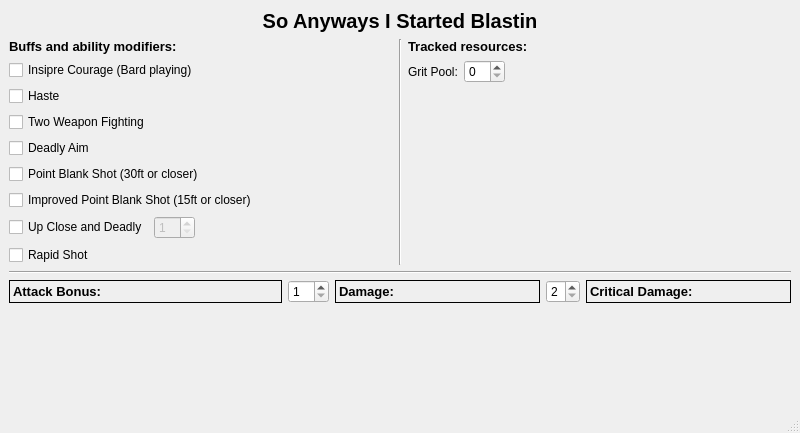
Before: the Qt Designer form main_window.ui in asarinn/so_anyways_i_started_blastin, drawn with Qt 5.
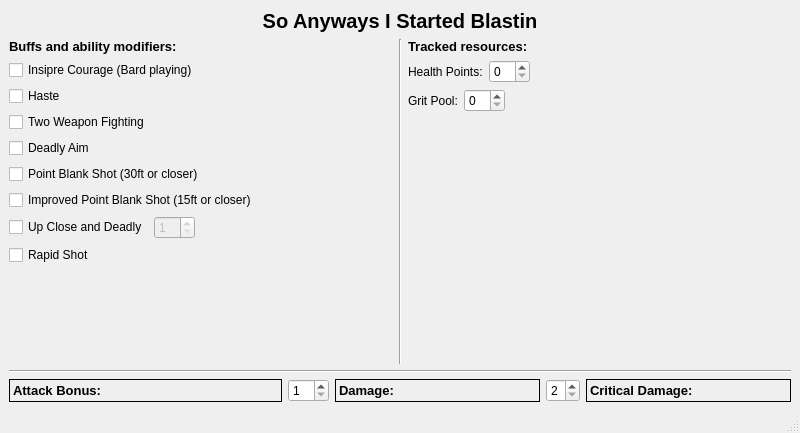
After: the same form once the commit is applied.

Commit message: Add health points

The edit to the form file:
```diff
--- a/main_window.ui
+++ b/main_window.ui
@@ -140,6 +140,19 @@
             </property>
            </widget>
           </item>
+          <item>
+           <spacer name="verticalSpacer_4">
+            <property name="orientation">
+             <enum>Qt::Vertical</enum>
+            </property>
+            <property name="sizeHint" stdset="0">
+             <size>
+              <width>20</width>
+              <height>40</height>
+             </size>
+            </property>
+           </spacer>
+          </item>
          </layout>
         </item>
         <item>
@@ -166,6 +179,33 @@
             </property>
            </widget>
           </item>
+          <item>
+           <layout class="QHBoxLayout" name="horizontalLayout_6">
+            <item>
+             <widget class="QLabel" name="label_6">
+              <property name="text">
+               <string>Health Points:</string>
+              </property>
+             </widget>
+            </item>
+            <item>
+             <widget class="QSpinBox" name="health_points_spin_box"/>
+            </item>
+            <item>
+             <spacer name="horizontalSpacer_4">
+              <property name="orientation">
+               <enum>Qt::Horizontal</enum>
+              </property>
+              <property name="sizeHint" stdset="0">
+               <size>
+                <width>40</width>
+                <height>20</height>
+               </size>
+              </property>
+             </spacer>
+            </item>
+           </layout>
+          </item>
           <item>
            <layout class="QHBoxLayout" name="horizontalLayout_4">
             <item>
@@ -298,32 +338,6 @@
         </item>
        </layout>
       </item>
-      <item>
-       <spacer name="verticalSpacer_3">
-        <property name="orientation">
-         <enum>Qt::Vertical</enum>
-        </property>
-        <property name="sizeHint" stdset="0">
-         <size>
-          <width>20</width>
-          <height>40</height>
-         </size>
-        </property>
-       </spacer>
-      </item>
-      <item>
-       <spacer name="verticalSpacer">
-        <property name="orientation">
-         <enum>Qt::Vertical</enum>
-        </property>
-        <property name="sizeHint" stdset="0">
-         <size>
-          <width>20</width>
-          <height>40</height>
-         </size>
-        </property>
-       </spacer>
-      </item>
      </layout>
     </item>
    </layout>
```
Left out of the diff: 2 changed lines with no effect on the pictures. The commit also changes 4 other files.
